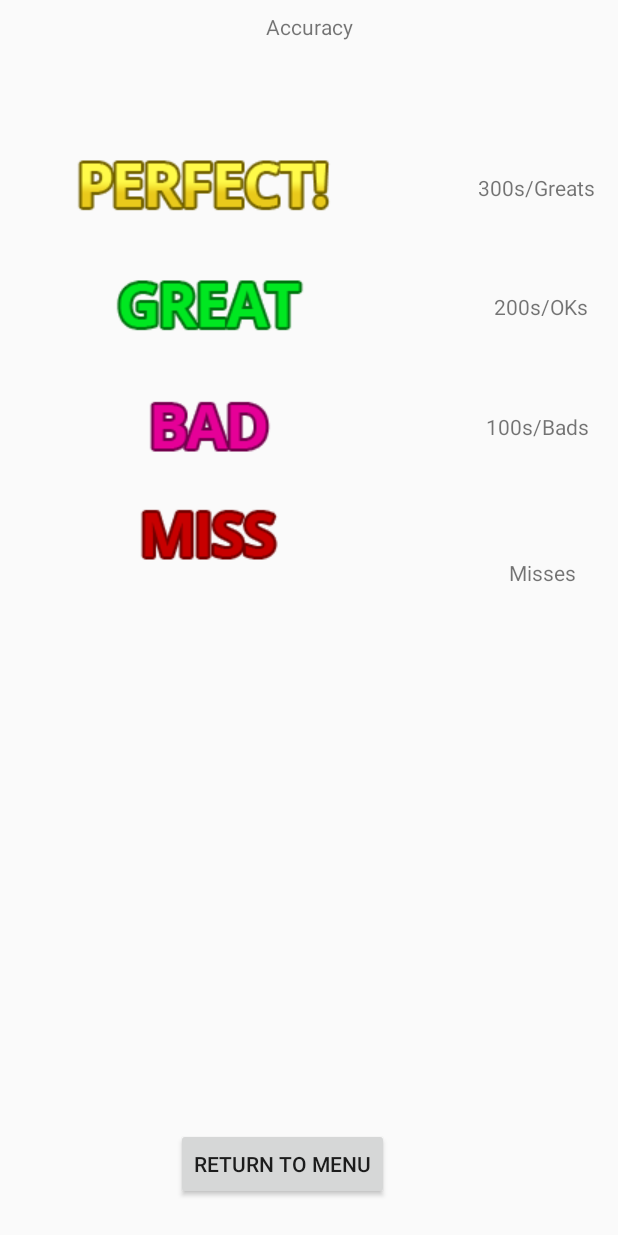
After one commit to IsaacEarnest/TapTap, an Android app: the ScoreActivity screen opened directly, with no data from a screen before it, on a phone screen of 412 x 824 dp. The commit adds this screen. Run offline under Robolectric (Android 15) with nearby library versions, the phone set to English and light mode, and no system bars; network calls fail.

Commit message:
Added ScoreScreen

```diff
--- a/app/src/main/AndroidManifest.xml
+++ b/app/src/main/AndroidManifest.xml
@@ -1,7 +1,9 @@
 <?xml version="1.0" encoding="utf-8"?>
 <manifest xmlns:android="http://schemas.android.com/apk/res/android"
     package="com.example.osumania">
+
     <uses-permission android:name="android.permission.WAKE_LOCK" />
+
     <application
         android:allowBackup="true"
         android:icon="@mipmap/new_logo_2_round"
@@ -9,7 +11,8 @@
         android:roundIcon="@mipmap/ic_launcher_round"
         android:supportsRtl="true"
         android:theme="@style/AppTheme">
-        <activity android:name=".GameActivity"></activity>
+        <activity android:name=".ScoreActivity"></activity>
+        <activity android:name=".GameActivity" />
         <activity android:name=".MainActivity">
             <intent-filter>
                 <action android:name="android.intent.action.MAIN" />
@@ -17,7 +20,6 @@
                 <category android:name="android.intent.category.LAUNCHER" />
             </intent-filter>
         </activity>
-
     </application>
 
 </manifest>
--- a/app/src/main/java/com/example/osumania/Game.java
+++ b/app/src/main/java/com/example/osumania/Game.java
@@ -152,7 +152,8 @@ public class Game {
         String fourthRow = "448";
             BufferedReader reader = new BufferedReader(new InputStreamReader(input));
             Log.d(TAG, "File open for business!");
-            while (!reader.readLine().equals("[HitObjects]")) { }
+            //Skipping lines which aren't related to hitObjects
+            while (!reader.readLine().equals("[HitObjects]")) {}
             //Adding Notes
             while ((line = reader.readLine()) != null) {
                 if (line.split(",")[0].equals(firstRow)) {
--- a/app/src/main/java/com/example/osumania/GameActivity.java
+++ b/app/src/main/java/com/example/osumania/GameActivity.java
@@ -131,7 +131,7 @@ public class GameActivity extends AppCompatActivity {
     }
     private void toScoreScreen(){
         Log.d(TAG,"toScoreScreen: Opening score activity"+g.getAccuracy());
-        Intent intent = new Intent(this, GameActivity.class);
+        Intent intent = new Intent(this, ScoreActivity.class);
         intent.putExtra("SONGNAME", g.getAccuracy());
         startActivity(intent);
     }
--- /dev/null
+++ b/app/src/main/java/com/example/osumania/ScoreActivity.java
@@ -0,0 +1,33 @@
+package com.example.osumania;
+
+import android.content.Intent;
+import android.support.v7.app.AppCompatActivity;
+import android.os.Bundle;
+import android.util.Log;
+import android.view.View;
+import android.widget.Button;
+
+public class ScoreActivity extends AppCompatActivity {
+    private static final String TAG = "ScoreActivity";
+    @Override
+    protected void onCreate(Bundle savedInstanceState) {
+        super.onCreate(savedInstanceState);
+        setContentView(R.layout.activity_score);
+        initOnClickListener();
+
+    }
+    private void initOnClickListener(){
+        final Button toMenu = findViewById(R.id.toMenu);
+        toMenu.setOnClickListener(new View.OnClickListener() {
+            @Override
+            public void onClick(View v) {
+                toMainMenu();
+            }
+        });
+    }
+    private void toMainMenu(){
+        Log.d(TAG,"toMainMenu: Opening main menu");
+        Intent intent = new Intent(this, MainActivity.class);
+        startActivity(intent);
+    }
+}
--- /dev/null
+++ b/app/src/main/res/layout/activity_score.xml
@@ -0,0 +1,130 @@
+<?xml version="1.0" encoding="utf-8"?>
+<android.support.constraint.ConstraintLayout xmlns:android="http://schemas.android.com/apk/res/android"
+    xmlns:app="http://schemas.android.com/apk/res-auto"
+    xmlns:tools="http://schemas.android.com/tools"
+    android:layout_width="match_parent"
+    android:layout_height="match_parent"
+    tools:context=".ScoreActivity">
+
+    <TextView
+        android:id="@+id/textView2"
+        android:layout_width="wrap_content"
+        android:layout_height="wrap_content"
+        android:layout_marginStart="8dp"
+        android:layout_marginTop="8dp"
+        android:layout_marginEnd="8dp"
+        android:text="Accuracy"
+        app:layout_constraintEnd_toEndOf="parent"
+        app:layout_constraintStart_toStartOf="parent"
+        app:layout_constraintTop_toTopOf="parent" />
+
+    <Button
+        android:id="@+id/toMenu"
+        android:layout_width="wrap_content"
+        android:layout_height="wrap_content"
+        android:layout_marginStart="76dp"
+        android:layout_marginEnd="8dp"
+        android:layout_marginBottom="24dp"
+        android:text="Return to Menu"
+        app:layout_constraintBottom_toBottomOf="parent"
+        app:layout_constraintEnd_toEndOf="parent"
+        app:layout_constraintHorizontal_bias="0.222"
+        app:layout_constraintStart_toStartOf="parent" />
+
+    <TextView
+        android:id="@+id/textView4"
+        android:layout_width="wrap_content"
+        android:layout_height="wrap_content"
+        android:layout_marginStart="8dp"
+        android:layout_marginTop="88dp"
+        android:layout_marginEnd="8dp"
+        android:text="300s/Greats"
+        app:layout_constraintEnd_toEndOf="parent"
+        app:layout_constraintHorizontal_bias="0.873"
+        app:layout_constraintStart_toEndOf="@+id/imageView"
+        app:layout_constraintTop_toBottomOf="@+id/textView2" />
+
+    <TextView
+        android:id="@+id/textView5"
+        android:layout_width="wrap_content"
+        android:layout_height="16dp"
+        android:layout_marginStart="8dp"
+        android:layout_marginTop="60dp"
+        android:layout_marginEnd="8dp"
+        android:text="200s/OKs"
+        app:layout_constraintEnd_toEndOf="parent"
+        app:layout_constraintHorizontal_bias="0.828"
+        app:layout_constraintStart_toEndOf="@+id/imageView2"
+        app:layout_constraintTop_toBottomOf="@+id/textView4" />
+
+    <TextView
+        android:id="@+id/textView6"
+        android:layout_width="wrap_content"
+        android:layout_height="wrap_content"
+        android:layout_marginStart="8dp"
+        android:layout_marginTop="64dp"
+        android:layout_marginEnd="8dp"
+        android:text="100s/Bads"
+        app:layout_constraintEnd_toEndOf="parent"
+        app:layout_constraintHorizontal_bias="0.825"
+        app:layout_constraintStart_toEndOf="@+id/imageView3"
+        app:layout_constraintTop_toBottomOf="@+id/textView5" />
+
+    <TextView
+        android:id="@+id/textView7"
+        android:layout_width="wrap_content"
+        android:layout_height="wrap_content"
+        android:layout_marginStart="8dp"
+        android:layout_marginTop="8dp"
+        android:layout_marginEnd="8dp"
+        android:layout_marginBottom="8dp"
+        android:text="Misses"
+        app:layout_constraintBottom_toTopOf="@+id/toMenu"
+        app:layout_constraintEnd_toEndOf="parent"
+        app:layout_constraintHorizontal_bias="0.771"
+        app:layout_constraintStart_toEndOf="@+id/imageView4"
+        app:layout_constraintTop_toBottomOf="@+id/textView6"
+        app:layout_constraintVertical_bias="0.166" />
+
+    <ImageView
+        android:id="@+id/imageView"
+        android:layout_width="wrap_content"
+        android:layout_height="wrap_content"
+        android:layout_marginStart="4dp"
+        android:layout_marginTop="88dp"
+        app:layout_constraintStart_toStartOf="parent"
+        app:layout_constraintTop_toTopOf="parent"
+        app:srcCompat="@drawable/mania_hit300" />
+
+    <ImageView
+        android:id="@+id/imageView2"
+        android:layout_width="wrap_content"
+        android:layout_height="wrap_content"
+        android:layout_marginStart="8dp"
+        android:layout_marginTop="8dp"
+        app:layout_constraintStart_toStartOf="parent"
+        app:layout_constraintTop_toBottomOf="@+id/imageView"
+        app:srcCompat="@drawable/mania_hit200" />
+
+    <ImageView
+        android:id="@+id/imageView3"
+        android:layout_width="wrap_content"
+        android:layout_height="wrap_content"
+        android:layout_marginStart="8dp"
+        android:layout_marginTop="8dp"
+        app:layout_constraintStart_toStartOf="parent"
+        app:layout_constraintTop_toBottomOf="@+id/imageView2"
+        app:srcCompat="@drawable/mania_hit50" />
+
+    <ImageView
+        android:id="@+id/imageView4"
+        android:layout_width="wrap_content"
+        android:layout_height="wrap_content"
+        android:layout_marginStart="8dp"
+        android:layout_marginBottom="8dp"
+        app:layout_constraintBottom_toTopOf="@+id/toMenu"
+        app:layout_constraintStart_toStartOf="parent"
+        app:layout_constraintTop_toBottomOf="@+id/imageView3"
+        app:layout_constraintVertical_bias="0.0"
+        app:srcCompat="@drawable/mania_hit0" />
+</android.support.constraint.ConstraintLayout>
```
